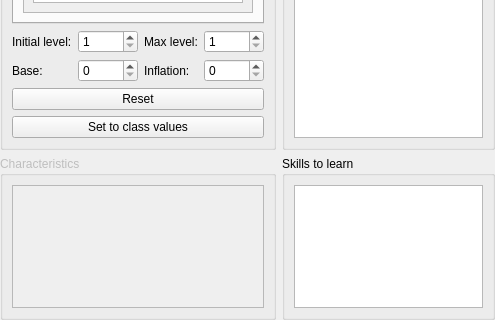
Qt form Editor/CustomWidgets/paneldatasclass.ui (RPG-Paper-Maker/RPG-Paper-Maker) before a commit; both pictures show x 0 to 495 and y 178 to 498 of the 495 by 498 pixel window.
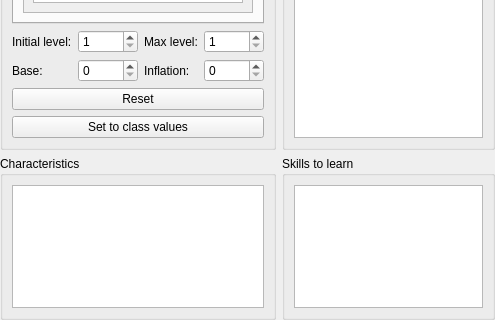
The same form after that commit. Custom widgets are drawn as their Qt base class.

The edit to the form file:
```diff
--- a/Editor/CustomWidgets/paneldatasclass.ui
+++ b/Editor/CustomWidgets/paneldatasclass.ui
@@ -282,7 +282,7 @@
      <item row="1" column="0">
       <widget class="QGroupBox" name="groupBoxCharacteristics">
        <property name="enabled">
-        <bool>false</bool>
+        <bool>true</bool>
        </property>
        <property name="title">
         <string>Characteristics</string>
```
Left out of the diff: 2 changed lines with no effect on the pictures.
